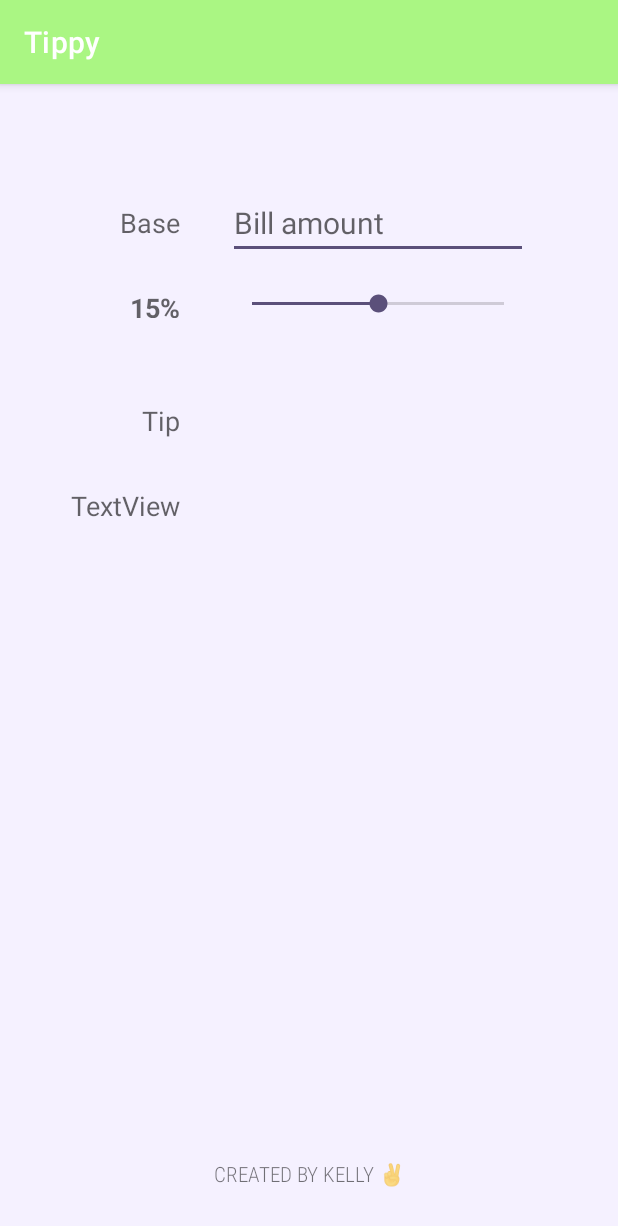
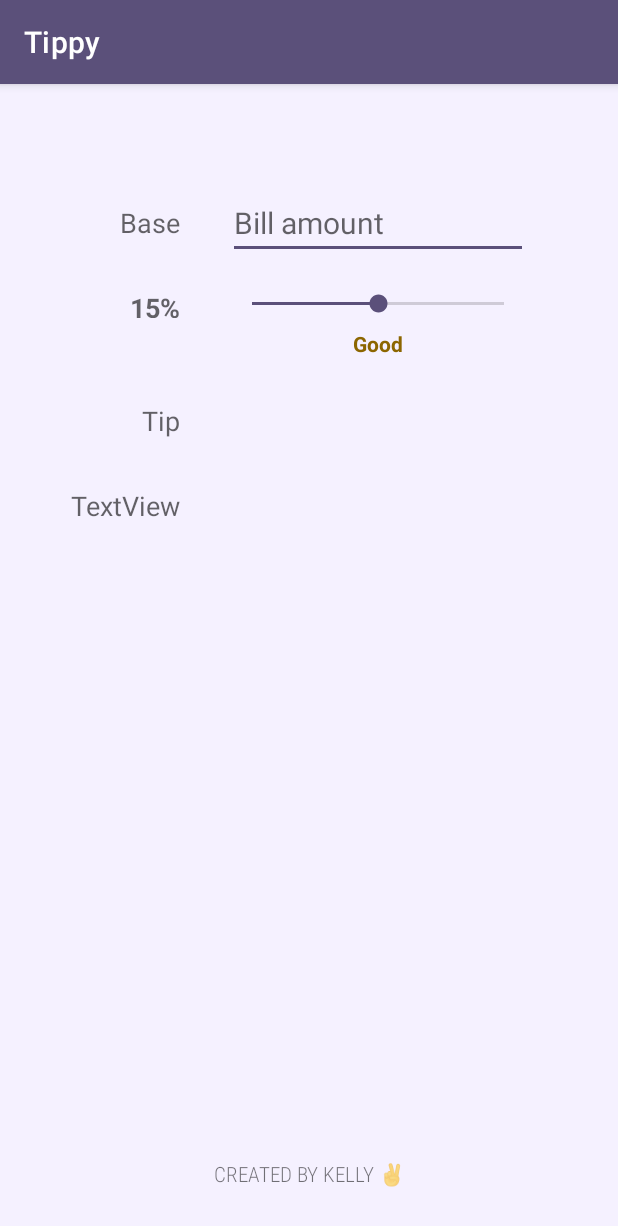
Before and after one commit to Mimitwinkle/Tippy, an Android app: the screen it shows after launch (MainActivity), on a phone screen of 412 x 824 dp. Shown: the top 1226 px of the screen. Run offline under Robolectric (Android 15) with nearby library versions, the phone set to English and light mode, and no system bars.

Commit message:
Colors & tip description

```diff
--- a/app/src/main/java/io/mimitwinkle/tippy/MainActivity.kt
+++ b/app/src/main/java/io/mimitwinkle/tippy/MainActivity.kt
@@ -1,5 +1,6 @@
 package io.mimitwinkle.tippy
 
+import android.animation.ArgbEvaluator
 import androidx.appcompat.app.AppCompatActivity
 import android.os.Bundle
 import android.text.Editable
@@ -7,6 +8,7 @@ import android.text.TextWatcher
 import android.widget.EditText
 import android.widget.SeekBar
 import android.widget.TextView
+import androidx.core.content.ContextCompat
 
 private const val TAG = "MainActivity"
 private const val INITIAL_TIP_PERCENT = 15
@@ -30,10 +32,9 @@ class MainActivity : AppCompatActivity() {
 
         seekBarTip.progress = INITIAL_TIP_PERCENT
         tvTipPercent.text = "$INITIAL_TIP_PERCENT%"
-
+        updateTipDescription(INITIAL_TIP_PERCENT)
         seekBarTip.setOnSeekBarChangeListener(object: SeekBar.OnSeekBarChangeListener {
             override fun onProgressChanged(seekBar: SeekBar?, progress: Int, fromUser: Boolean) {
-                //Log.i(TAG, "onProgressChanged: $progress")
                 tvTipPercent.text = "$progress%"
                 computeTipAndTotal()
                 updateTipDescription(progress)
@@ -47,15 +48,28 @@ class MainActivity : AppCompatActivity() {
             override fun onTextChanged(p0: CharSequence?, p1: Int, p2: Int, p3: Int) {}
 
             override fun afterTextChanged(s: Editable?) {
-                //Log.i(TAG, "afterTextChanged $s")
                 computeTipAndTotal()
             }
-
         })
     }
 
     private fun updateTipDescription(tipPercent: Int) {
-        TODO("Not yet implemented")
+        val tipDescription = when (tipPercent) {
+            in 0..9 -> "Poor"
+            in 10..14 -> "Acceptable"
+            in 15..19 -> "Good"
+            in 20..24 -> "Great"
+            else -> "Amazing"
+        }
+        tvTipDescription.text = tipDescription
+
+        val color = ArgbEvaluator().evaluate(
+            tipPercent.toFloat() / seekBarTip.max,
+            ContextCompat.getColor(this, R.color.worst_tip),
+            ContextCompat.getColor(this,R.color.best_tip)
+        ) as Int
+
+        tvTipDescription.setTextColor(color)
     }
 
     private fun computeTipAndTotal() {
--- a/app/src/main/res/layout/activity_main.xml
+++ b/app/src/main/res/layout/activity_main.xml
@@ -110,6 +110,7 @@
         android:layout_width="wrap_content"
         android:layout_height="wrap_content"
         android:layout_marginTop="8dp"
+        android:textStyle="bold"
         app:layout_constraintEnd_toEndOf="@+id/seekBarTip"
         app:layout_constraintStart_toStartOf="@+id/seekBarTip"
         app:layout_constraintTop_toBottomOf="@+id/seekBarTip"
--- a/app/src/main/res/values/colors.xml
+++ b/app/src/main/res/values/colors.xml
@@ -8,10 +8,15 @@
     <color name="black">#FF000000</color>
     <color name="white">#FFFFFFFF</color>
 
-
-    <color name="dark_purple">#AAF683</color>
+    // Custom color palette
+    <color name="dark_purple">#5B507A</color>
     <color name="neon_green">#5B507A</color>
     <color name="darker_neon_green">#7ABF58</color>
     <color name="darker_purple">#2C2E3A</color>
     <color name="purple_white">#F5F1FF</color>
+
+    // Colors for tip description
+    <color name="worst_tip">#C04000</color>
+    <color name="best_tip">#008000</color>
+
 </resources>
```
